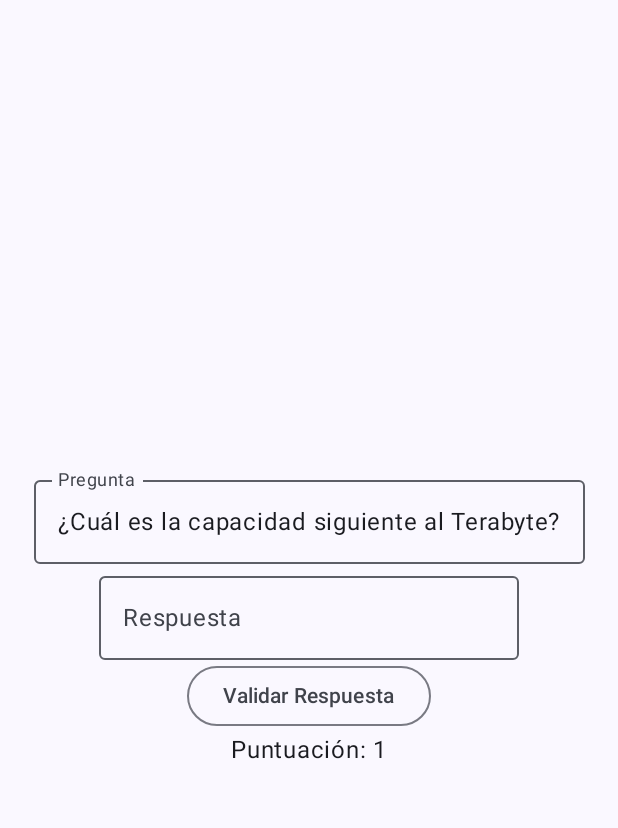
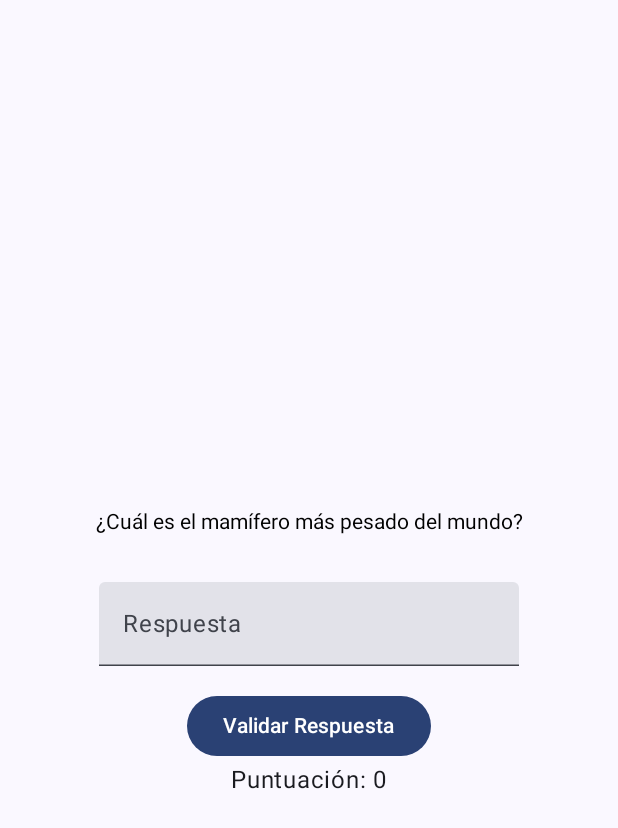
Before and after one commit to DessyDAM2/YoPreguntoTuRespondes, an Android app built with Jetpack Compose: the screen it shows after launch (MainActivity), after a tap on "Validar Respuesta", on a phone screen of 412 x 824 dp. Shown: the top 828 px of the screen. Run offline under Robolectric (Android 15) with nearby library versions, the phone set to English and light mode, and no system bars.

Commit message:
Second cumitt

```diff
--- a/app/build.gradle.kts
+++ b/app/build.gradle.kts
@@ -51,7 +51,7 @@ android {
 
 dependencies {
 
-    implementation("androidx.core:core-ktx:1.9.0")
+    implementation("androidx.core:core-ktx:1.12.0")
     implementation("androidx.lifecycle:lifecycle-runtime-ktx:2.6.2")
     implementation("androidx.activity:activity-compose:1.8.0")
     implementation(platform("androidx.compose:compose-bom:2023.03.00"))
--- a/app/src/main/java/com/iessanalberto/yopreguntoturespondes/MainActivity.kt
+++ b/app/src/main/java/com/iessanalberto/yopreguntoturespondes/MainActivity.kt
@@ -1,41 +1,44 @@
 package com.iessanalberto.yopreguntoturespondes
 
-import android.content.Context
 import android.os.Bundle
 import android.widget.Toast
 import androidx.activity.ComponentActivity
 import androidx.activity.compose.setContent
 import androidx.compose.foundation.layout.Arrangement
+import androidx.compose.foundation.layout.Box
 import androidx.compose.foundation.layout.Column
 import androidx.compose.foundation.layout.fillMaxSize
+import androidx.compose.foundation.layout.padding
+import androidx.compose.foundation.text.BasicTextField
 import androidx.compose.material3.Button
 import androidx.compose.material3.ExperimentalMaterial3Api
 import androidx.compose.material3.MaterialTheme
-import androidx.compose.material3.OutlinedButton
-import androidx.compose.material3.OutlinedTextField
 import androidx.compose.material3.Surface
 import androidx.compose.material3.Text
+import androidx.compose.material3.TextField
 import androidx.compose.runtime.Composable
 import androidx.compose.runtime.getValue
 import androidx.compose.runtime.mutableStateOf
+import androidx.compose.runtime.remember
 import androidx.compose.runtime.saveable.rememberSaveable
 import androidx.compose.runtime.setValue
 import androidx.compose.ui.Alignment
 import androidx.compose.ui.Modifier
 import androidx.compose.ui.platform.LocalContext
+import androidx.compose.ui.unit.dp
 import com.iessanalberto.yopreguntoturespondes.ui.theme.YoPreguntoTuRespondesTheme
 
 class MainActivity : ComponentActivity() {
+
     override fun onCreate(savedInstanceState: Bundle?) {
         super.onCreate(savedInstanceState)
         setContent {
             YoPreguntoTuRespondesTheme {
-                val context = LocalContext.current
                 // A surface container using the 'background' color from the theme
                 Surface(
                     modifier = Modifier.fillMaxSize(), color = MaterialTheme.colorScheme.background
                 ) {
-                    PantallaJuego(context = context)
+                    PantallaJuego()
                 }
             }
         }
@@ -44,24 +47,44 @@ class MainActivity : ComponentActivity() {
 
     @OptIn(ExperimentalMaterial3Api::class)
     @Composable
+    fun PantallaJuego() {
 
-    fun PantallaJuego(context: Context) {
+        val listaPreguntas = mutableListOf(
+            "¿Cuál es el videojuego más vendido de la historia?",
+            "¿Cuál es el mamífero más pesado del mundo?",
+            "¿Cuál es el elemento químico con mayor densidad?",
+            "¿Cuál es la velocidad del sonido en m/s?",
+            "¿Cuál es la capacidad siguiente al Terabyte?"
+        )
 
-        var puntuacion by rememberSaveable { mutableStateOf(0) }
+        val listaRespuestas = mutableListOf(
+            "Tetris",
+            "Ballena Azul",
+            "Osmio",
+            "343",
+            "Petabyte"
+        )
+
+        val context = LocalContext.current
+
+
+        var maxPreguntas by rememberSaveable {
+            mutableStateOf(0)
+        }
+
+        var puntuacion by rememberSaveable {
+            mutableStateOf(0)
+        }
 
         var pregunta by rememberSaveable {
-            mutableStateOf(
-                hashMapOf(
-                    "¿Cuál es el juego más vendido de la historia?" to "Tetris",
-                    "¿Cuál es el mamífero más pesado del mundo?" to "Ballena Azul",
-                    "¿Cuál es el elemento químico con mayor densidad?" to "Osmio",
-                    "¿Cuál es la velocidad del sonido en m/s?" to "344",
-                    "¿Cuál es la capacidad siguiente al Terabyte?" to "Petabyte",
-                ).keys.random()
-            )
+            mutableStateOf(listaPreguntas.random())
         }
 
         var respuesta by rememberSaveable {
+            mutableStateOf(listaRespuestas[listaPreguntas.indexOf(pregunta)])
+        }
+
+        var respuestaUsuario by rememberSaveable {
             mutableStateOf("")
         }
 
@@ -69,37 +92,52 @@ class MainActivity : ComponentActivity() {
             modifier = Modifier.fillMaxSize(),
             horizontalAlignment = Alignment.CenterHorizontally,
             verticalArrangement = Arrangement.Center
-        ) {
+        )
+        {
+            Box(modifier = Modifier.padding(16.dp)) {
 
-            OutlinedTextField(value = pregunta,
+            }
+
+            BasicTextField(
+                value = pregunta,
                 onValueChange = { pregunta = it },
-                label = { Text(text = "Pregunta") })
+                singleLine = true,
+                modifier = Modifier.padding(16.dp)
+            )
+
+            TextField(
+                value = respuestaUsuario,
+                onValueChange = { respuestaUsuario = it },
+                label = { Text(text = "Respuesta") },
+                modifier = Modifier.padding(16.dp)
+            )
 
 
-            OutlinedTextField(value = respuesta,
-                onValueChange = { respuesta = it },
-                label = { Text(text = "Respuesta") })
+            Button(onClick = {
+                if (respuesta == respuestaUsuario) {
+                    listaPreguntas.remove(pregunta)
+                    listaRespuestas.remove(respuesta)
+                    puntuacion++
+                    maxPreguntas++
+                    pregunta = listaPreguntas.random()
+                    respuesta = listaRespuestas[listaPreguntas.indexOf(pregunta)]
+                    Toast.makeText(context, "Respuesta correcta", Toast.LENGTH_LONG).show()
+                } else {
+                    Toast.makeText(context, "Respuesta incorrecta", Toast.LENGTH_LONG).show()
+                }
 
-            OutlinedButton(onClick = {
-                if (respuesta == hashMapOf(pregunta to respuesta)[pregunta]) {
-                    puntuacion++
-                    hashMapOf(pregunta to respuesta).remove(pregunta)
-                } else {
-                    Toast.makeText(
-                        context,
-                        "La respuesta correcta era " + hashMapOf(pregunta to respuesta)[pregunta],
-                        Toast.LENGTH_LONG
-                    ).show()
+                respuestaUsuario = ""
+
+                if (maxPreguntas == 3) {
+                    maxPreguntas = 0
+                    puntuacion = 0
+                    pregunta = listaPreguntas.random()
+                    respuesta = listaRespuestas[listaPreguntas.indexOf(pregunta)]
+                    Toast.makeText(context, "Juego reiniciado", Toast.LENGTH_LONG).show()
                 }
-                pregunta = hashMapOf(
-                    "¿Cuál es el juego más vendido de la historia?" to "Tetris",
-                    "¿Cuál es el mamífero más pesado del mundo?" to "Ballena Azul",
-                    "¿Cuál es el elemento químico con mayor densidad?" to "Osmio",
-                    "¿Cuál es la velocidad del sonido en m/s?" to "344",
-                    "¿Cuál es la capacidad siguiente al Terabyte?" to "Petabyte",
-                ).keys.random()
-                respuesta = ""
             }
+
+
             ) {
                 Text(text = "Validar Respuesta")
             }
@@ -108,4 +146,5 @@ class MainActivity : ComponentActivity() {
         }
     }
 
+
 }
```
